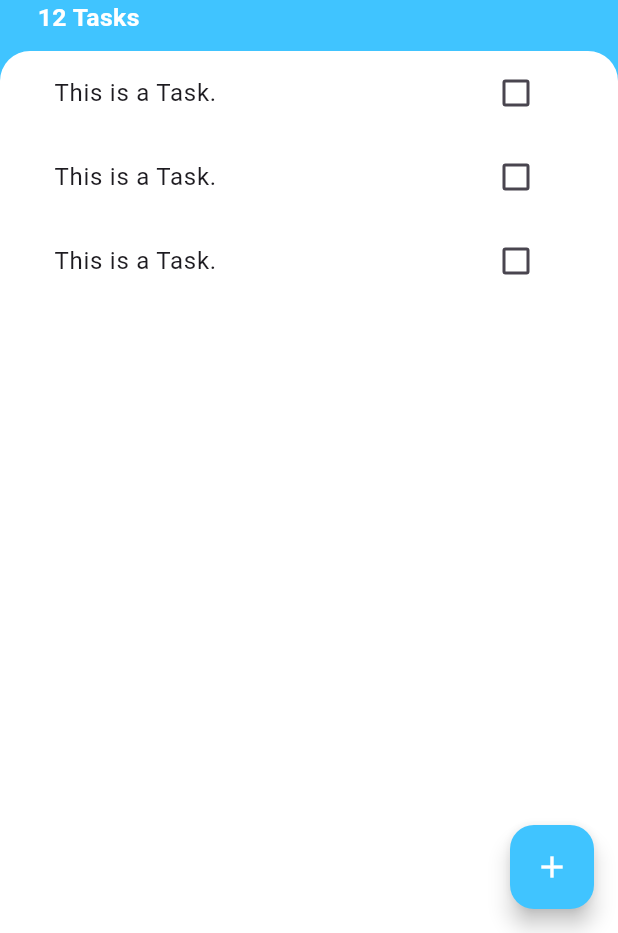
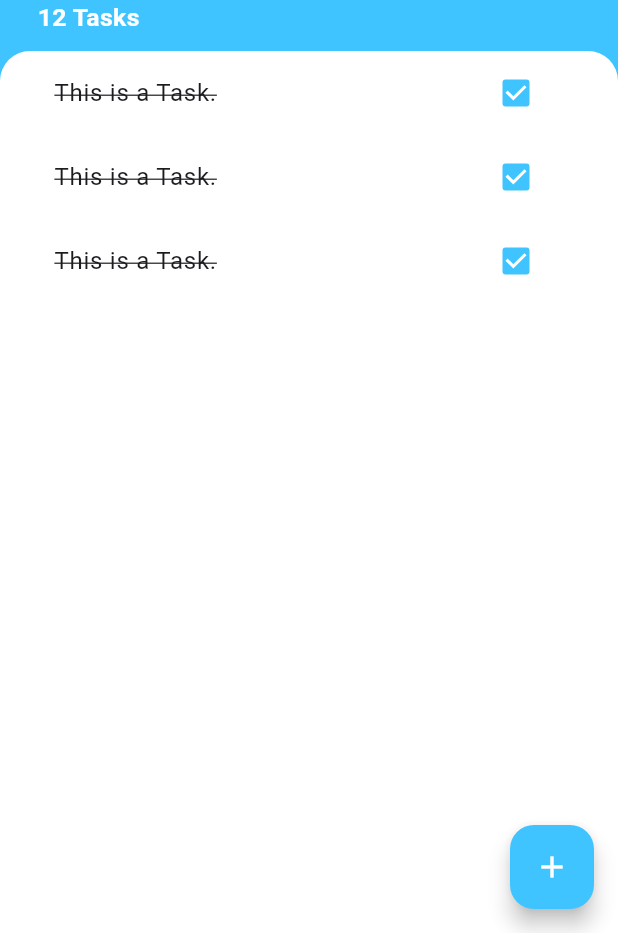
Before and after one commit to RITWIZSINGH/Todoey_flutter, a Flutter app: the screen it shows after launch, on a phone screen of 412 x 824 dp, the part 303-1236 px from its top. Run offline on Flutter 3.47's test engine with Material 3 defaults, Android fonts, the phone set to English and light mode, and no system bars; our stand-ins replace firebase_core; accounts and stored records are empty.

Commit message:
changing the checkbox and the text using callback

```diff
--- a/lib/widgets/task_tile.dart
+++ b/lib/widgets/task_tile.dart
@@ -1,4 +1,4 @@
-// ignore_for_file: unused_import, prefer_const_constructors, use_key_in_widget_constructors, library_private_types_in_public_api
+// ignore_for_file: use_key_in_widget_constructors, library_private_types_in_public_api, prefer_const_constructors_in_immutables
 
 import 'package:flutter/material.dart';
 
@@ -8,20 +8,46 @@ class TasksTile extends StatefulWidget {
 }
 
 class _TasksTileState extends State<TasksTile> {
-  bool isChecked = false;
+  bool isChecked = true;
+
+  void checkBoxCallBack(bool? value) {
+    setState(() {
+      isChecked = value ?? false;
+    });
+  }
 
   @override
   Widget build(BuildContext context) {
     return ListTile(
-      title: Text('This is a Task.'),
-      trailing: Checkbox(
-        value: isChecked,
-        onChanged: (value) {
-          setState(() {
-            isChecked = value ?? false;
-          });
-        },
+      title: Text(
+        'This is a Task.',
+        style: TextStyle(
+          decoration: isChecked ? TextDecoration.lineThrough : null,
+        ),
+      ),
+      trailing: TaskCheckBox(
+        checkBoxState: isChecked,
+        toggleCheckBoxState: checkBoxCallBack,
       ),
     );
   }
 }
+
+class TaskCheckBox extends StatelessWidget {
+  final bool checkBoxState;
+  final Function(bool?) toggleCheckBoxState;
+
+  TaskCheckBox({
+    required this.checkBoxState,
+    required this.toggleCheckBoxState,
+  });
+
+  @override
+  Widget build(BuildContext context) {
+    return Checkbox(
+      value: checkBoxState,
+      activeColor: Colors.lightBlueAccent,
+      onChanged: toggleCheckBoxState,
+    );
+  }
+}
```
